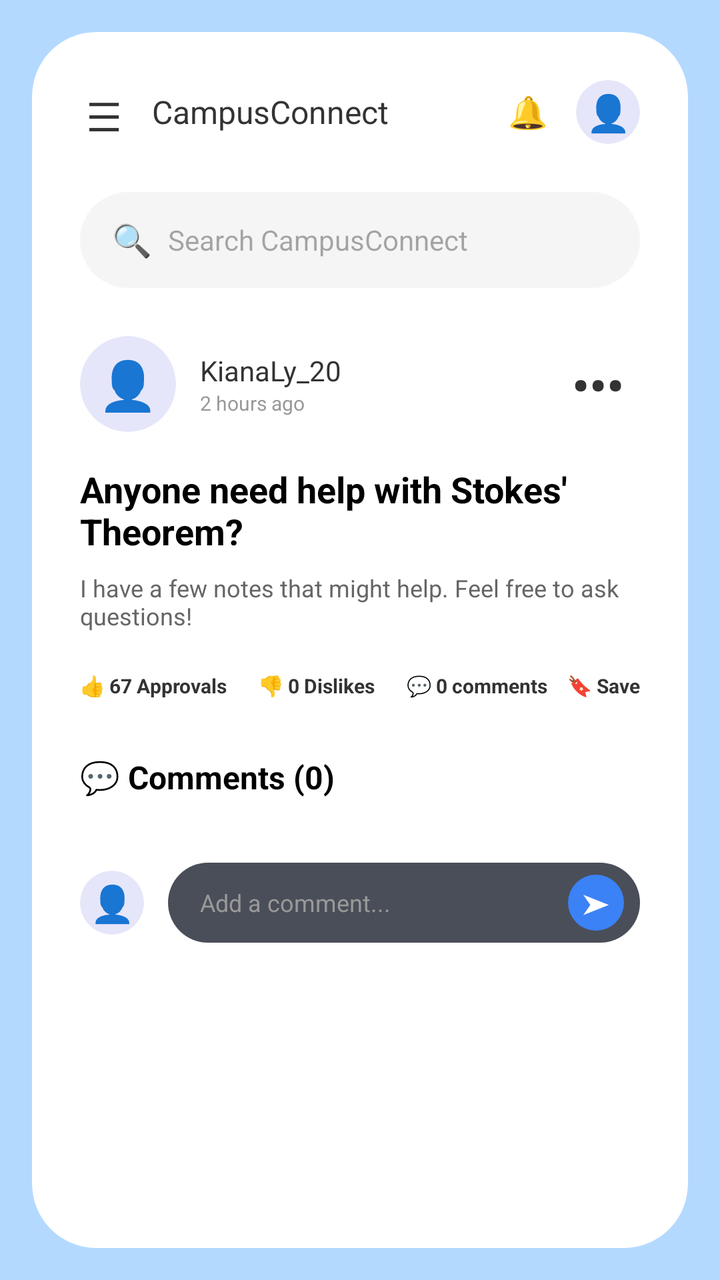
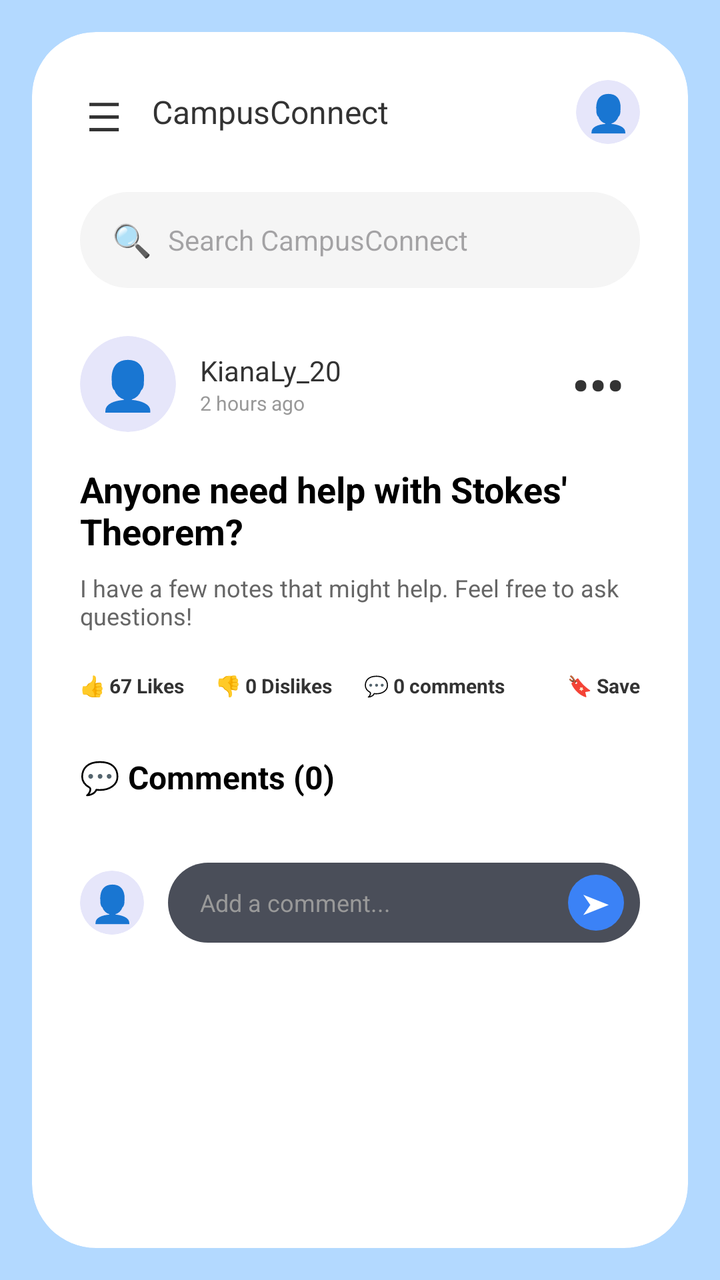

Before-and-after screenshots of an Android layout around one commit, followed by the original layout XML and the change that was made.
<!-- AndroidManifest.xml: application theme Theme.CampusConnect -->
<!-- res/layout/activity_post_details.xml -->
<?xml version="1.0" encoding="utf-8"?>
<androidx.constraintlayout.widget.ConstraintLayout xmlns:android="http://schemas.android.com/apk/res/android"
    xmlns:app="http://schemas.android.com/apk/res-auto"
    android:layout_width="match_parent"
    android:layout_height="match_parent"
    android:background="#B3D9FF">

    <androidx.cardview.widget.CardView
        android:layout_width="0dp"
        android:layout_height="0dp"
        android:layout_margin="16dp"
        app:cardBackgroundColor="#FFFFFF"
        app:cardCornerRadius="32dp"
        app:cardElevation="0dp"
        app:layout_constraintBottom_toBottomOf="parent"
        app:layout_constraintEnd_toEndOf="parent"
        app:layout_constraintStart_toStartOf="parent"
        app:layout_constraintTop_toTopOf="parent">

        <ScrollView
            android:layout_width="match_parent"
            android:layout_height="match_parent"
            android:scrollbars="none">

            <LinearLayout
                android:layout_width="match_parent"
                android:layout_height="wrap_content"
                android:orientation="vertical"
                android:paddingTop="24dp"
                android:paddingBottom="24dp">

                
                <LinearLayout
                    android:layout_width="match_parent"
                    android:layout_height="wrap_content"
                    android:gravity="center_vertical"
                    android:orientation="horizontal"
                    android:paddingStart="24dp"
                    android:paddingEnd="24dp">

                    <TextView
                        android:layout_width="24dp"
                        android:layout_height="24dp"
                        android:text="☰"
                        android:textSize="20sp"
                        android:textColor="#333"
                        android:gravity="center" />

                    <TextView
                        android:layout_width="wrap_content"
                        android:layout_height="wrap_content"
                        android:layout_marginStart="12dp"
                        android:text="CampusConnect"
                        android:textColor="#333333"
                        android:textSize="16sp" />

                    <View
                        android:layout_width="0dp"
                        android:layout_height="0dp"
                        android:layout_weight="1" />

                    <TextView
                        android:layout_width="24dp"
                        android:layout_height="24dp"
                        android:text="🔔"
                        android:textSize="16sp"
                        android:gravity="center" />

                    <androidx.cardview.widget.CardView
                        android:id="@+id/profileIconBtn"
                        android:layout_width="32dp"
                        android:layout_height="32dp"
                        android:layout_marginStart="12dp"
                        android:clickable="true"
                        android:focusable="true"
                        app:cardBackgroundColor="#E6E6FA"
                        app:cardCornerRadius="16dp"
                        app:cardElevation="0dp">
                        <ImageView
                            android:id="@+id/headerAvatarImage"
                            android:layout_width="match_parent"
                            android:layout_height="match_parent"
                            android:scaleType="centerCrop"
                            android:visibility="gone"
                            android:contentDescription="Avatar" />

                        <TextView
                            android:id="@+id/headerAvatarText"
                            android:layout_width="match_parent"
                            android:layout_height="match_parent"
                            android:gravity="center"
                            android:text="👤"
                            android:textColor="#8A2BE2"
                            android:textSize="18sp" />
                    </androidx.cardview.widget.CardView>
                </LinearLayout>

                
                <LinearLayout
                    android:layout_width="match_parent"
                    android:layout_height="48dp"
                    android:layout_marginTop="24dp"
                    android:layout_marginStart="24dp"
                    android:layout_marginEnd="24dp"
                    android:background="@drawable/search_bg"
                    android:gravity="center_vertical"
                    android:paddingStart="16dp"
                    android:paddingEnd="16dp">

                    <TextView
                        android:layout_width="wrap_content"
                        android:layout_height="wrap_content"
                        android:text="🔍"
                        android:textSize="16sp" />

                    <EditText
                        android:layout_width="match_parent"
                        android:layout_height="wrap_content"
                        android:layout_marginStart="8dp"
                        android:background="@null"
                        android:hint="Search CampusConnect"
                        android:textSize="14sp" />
                </LinearLayout>

                
                <LinearLayout
                    android:layout_width="match_parent"
                    android:layout_height="wrap_content"
                    android:layout_marginTop="24dp"
                    android:gravity="center_vertical"
                    android:orientation="horizontal"
                    android:paddingStart="24dp"
                    android:paddingEnd="24dp">

                    <androidx.cardview.widget.CardView
                        android:layout_width="48dp"
                        android:layout_height="48dp"
                        app:cardBackgroundColor="#E6E6FA"
                        app:cardCornerRadius="24dp"
                        app:cardElevation="0dp">

                        <ImageView
                            android:id="@+id/detailAvatarImage"
                            android:layout_width="match_parent"
                            android:layout_height="match_parent"
                            android:scaleType="centerCrop"
                            android:visibility="gone"
                            android:contentDescription="Avatar" />

                        <TextView
                            android:id="@+id/detailAvatarText"
                            android:layout_width="match_parent"
                            android:layout_height="match_parent"
                            android:gravity="center"
                            android:text="👤"
                            android:textColor="#483D8B"
                            android:textSize="24sp" />
                    </androidx.cardview.widget.CardView>

                    <LinearLayout
                        android:layout_width="0dp"
                        android:layout_height="wrap_content"
                        android:layout_marginStart="12dp"
                        android:layout_weight="1"
                        android:orientation="vertical">
                        <TextView
                            android:id="@+id/detailAuthorName"
                            android:layout_width="wrap_content"
                            android:layout_height="wrap_content"
                            android:text="KianaLy_20"
                            android:textColor="#333333"
                            android:textSize="14sp" />
                        <TextView
                            android:id="@+id/detailTimestamp"
                            android:layout_width="wrap_content"
                            android:layout_height="wrap_content"
                            android:text="2 hours ago"
                            android:textColor="#999999"
                            android:textSize="10sp" />
                    </LinearLayout>

                    <TextView
                        android:id="@+id/postOptionsBtn"
                        android:layout_width="wrap_content"
                        android:layout_height="wrap_content"
                        android:padding="8dp"
                        android:clickable="true"
                        android:focusable="true"
                        android:onClick="showPostOptions"
                        android:text="•••"
                        android:textColor="#333333"
                        android:textSize="24sp"
                        android:textStyle="bold" />
                </LinearLayout>

                
                <TextView
                    android:id="@+id/detailTitle"
                    android:layout_width="match_parent"
                    android:layout_height="wrap_content"
                    android:layout_marginTop="16dp"
                    android:paddingStart="24dp"
                    android:paddingEnd="24dp"
                    android:text="Anyone need help with Stokes' Theorem?"
                    android:textColor="#000000"
                    android:textStyle="bold"
                    android:textSize="18sp" />

                <TextView
                    android:id="@+id/detailContent"
                    android:layout_width="match_parent"
                    android:layout_height="wrap_content"
                    android:layout_marginTop="8dp"
                    android:paddingStart="24dp"
                    android:paddingEnd="24dp"
                    android:text="I have a few notes that might help. Feel free to ask questions!"
                    android:textColor="#666666"
                    android:textSize="12sp" />

                <TextView
                    android:id="@+id/detailAttachment"
                    android:layout_width="match_parent"
                    android:layout_height="wrap_content"
                    android:layout_marginStart="24dp"
                    android:layout_marginTop="12dp"
                    android:layout_marginEnd="24dp"
                    android:background="#EAF3FF"
                    android:clickable="true"
                    android:focusable="true"
                    android:padding="12dp"
                    android:textColor="#1769AA"
                    android:textSize="12sp"
                    android:textStyle="bold"
                    android:visibility="gone" />

                
                <androidx.cardview.widget.CardView
                    android:id="@+id/detailImageContainer"
                    android:layout_width="match_parent"
                    android:layout_height="200dp"
                    android:layout_marginTop="16dp"
                    android:layout_marginStart="24dp"
                    android:layout_marginEnd="24dp"
                    android:visibility="gone"
                    app:cardBackgroundColor="#E0E0E0"
                    app:cardCornerRadius="24dp"
                    app:cardElevation="0dp">
                    <ImageView
                        android:id="@+id/detailImagePlaceholder"
                        android:layout_width="match_parent"
                        android:layout_height="match_parent"
                        android:padding="24dp"
                        android:src="@android:drawable/ic_menu_gallery"
                        android:visibility="gone"
                        android:scaleType="centerCrop" />
                </androidx.cardview.widget.CardView>

                
                <LinearLayout
                    android:layout_width="match_parent"
                    android:layout_height="wrap_content"
                    android:orientation="horizontal"
                    android:paddingTop="20dp"
                    android:paddingBottom="12dp"
                    android:paddingStart="24dp"
                    android:paddingEnd="24dp"
                    android:gravity="center_vertical">

                    <TextView
                        android:id="@+id/detailApprovals"
                        android:layout_width="wrap_content"
                        android:layout_height="wrap_content"
                        android:text="👍 67 Approvals"
                        android:textColor="#333"
                        android:textSize="10sp"
                        android:textStyle="bold" />

                    <TextView
                        android:id="@+id/detailDislikes"
                        android:layout_width="wrap_content"
                        android:layout_height="wrap_content"
                        android:layout_marginStart="16dp"
                        android:clickable="true"
                        android:focusable="true"
                        android:text="👎 0 Dislikes"
                        android:textColor="#333"
                        android:textSize="10sp"
                        android:textStyle="bold" />

                    <TextView
                        android:id="@+id/detailCommentsCount"
                        android:layout_width="wrap_content"
                        android:layout_height="wrap_content"
                        android:layout_marginStart="16dp"
                        android:text="💬 0 comments"
                        android:textColor="#333"
                        android:textSize="10sp"
                        android:textStyle="bold" />

                    <View
                        android:layout_width="0dp"
                        android:layout_height="0dp"
                        android:layout_weight="1" />

                    <TextView
                        android:id="@+id/savePostButton"
                        android:layout_width="wrap_content"
                        android:layout_height="wrap_content"
                        android:clickable="true"
                        android:focusable="true"
                        android:text="🔖 Save"
                        android:textColor="#333"
                        android:textSize="10sp"
                        android:textStyle="bold" />
                </LinearLayout>

                
                <TextView
                    android:id="@+id/commentsTitleText"
                    android:layout_width="match_parent"
                    android:layout_height="wrap_content"
                    android:layout_marginTop="16dp"
                    android:paddingStart="24dp"
                    android:paddingEnd="24dp"
                    android:text="💬 Comments (0)"
                    android:textColor="#000000"
                    android:textStyle="bold"
                    android:textSize="16sp" />

                
                <LinearLayout
                    android:id="@+id/commentsContainer"
                    android:layout_width="match_parent"
                    android:layout_height="wrap_content"
                    android:orientation="vertical" />

                
                <LinearLayout
                    android:layout_width="match_parent"
                    android:layout_height="wrap_content"
                    android:layout_marginTop="32dp"
                    android:gravity="center_vertical"
                    android:orientation="horizontal"
                    android:paddingStart="24dp"
                    android:paddingEnd="24dp">

                    <androidx.cardview.widget.CardView
                        android:layout_width="32dp"
                        android:layout_height="32dp"
                        app:cardBackgroundColor="#E6E6FA"
                        app:cardCornerRadius="16dp"
                        app:cardElevation="0dp">

                        <ImageView
                            android:id="@+id/commentBoxAvatarImage"
                            android:layout_width="match_parent"
                            android:layout_height="match_parent"
                            android:scaleType="centerCrop"
                            android:visibility="gone"
                            android:contentDescription="Avatar" />

                        <TextView
                            android:id="@+id/commentBoxAvatarText"
                            android:layout_width="match_parent"
                            android:layout_height="match_parent"
                            android:gravity="center"
                            android:text="👤"
                            android:textColor="#8A2BE2"
                            android:textSize="18sp" />
                    </androidx.cardview.widget.CardView>

                    <LinearLayout
                        android:layout_width="0dp"
                        android:layout_height="40dp"
                        android:layout_marginStart="12dp"
                        android:layout_weight="1"
                        android:background="@drawable/comment_bubble_dark_bg"
                        android:gravity="center_vertical"
                        android:paddingStart="16dp"
                        android:paddingEnd="8dp">

                        <EditText
                            android:id="@+id/commentInput"
                            android:layout_width="0dp"
                            android:layout_height="wrap_content"
                            android:layout_weight="1"
                            android:background="@null"
                            android:hint="Add a comment..."
                            android:textColorHint="#999999"
                            android:textColor="#FFFFFF"
                            android:textSize="12sp" />

                        <FrameLayout
                            android:id="@+id/btnSendComment"
                            android:layout_width="28dp"
                            android:layout_height="28dp"
                            android:background="@drawable/circle_blue_bg"
                            android:clickable="true"
                            android:focusable="true">
                            <TextView
                                android:layout_width="match_parent"
                                android:layout_height="match_parent"
                                android:text="➤"
                                android:gravity="center"
                                android:textColor="#FFFFFF"
                                android:textSize="14sp" />
                        </FrameLayout>
                    </LinearLayout>
                </LinearLayout>
            </LinearLayout>
        </ScrollView>
    </androidx.cardview.widget.CardView>

</androidx.constraintlayout.widget.ConstraintLayout>
<!-- resources referenced by this layout -->
<resources>
  <!-- drawable circle_blue_bg (drawable) -->
  <?xml version="1.0" encoding="utf-8"?>
  <shape xmlns:android="http://schemas.android.com/apk/res/android" android:shape="oval">
      <solid android:color="#3B82F6" />
  </shape>
  <!-- drawable comment_bubble_dark_bg (drawable) -->
  <?xml version="1.0" encoding="utf-8"?>
  <shape xmlns:android="http://schemas.android.com/apk/res/android">
      <solid android:color="#4A4E59" />
      <corners android:radius="20dp" />
  </shape>
  <!-- drawable search_bg (drawable) -->
  <?xml version="1.0" encoding="utf-8"?>
  <shape xmlns:android="http://schemas.android.com/apk/res/android">
      <solid android:color="#F5F5F5" />
      <corners android:radius="24dp" />
  </shape>
  <style name="Theme.CampusConnect" parent="Base.Theme.CampusConnect" />
  <style name="Base.Theme.CampusConnect" parent="Theme.Material3.DayNight.NoActionBar">
          
          
      </style>
</resources>

<!-- the commit's change to res/layout/activity_post_details.xml (unified diff, before → after) -->
@@ -58,13 +58,6 @@
                         android:layout_width="0dp"
                         android:layout_height="0dp"
                         android:layout_weight="1" />
-
-                    <TextView
-                        android:layout_width="24dp"
-                        android:layout_height="24dp"
-                        android:text="🔔"
-                        android:textSize="16sp"
-                        android:gravity="center" />
 
                     <androidx.cardview.widget.CardView
                         android:id="@+id/profileIconBtn"
@@ -270,7 +263,7 @@
                         android:id="@+id/detailApprovals"
                         android:layout_width="wrap_content"
                         android:layout_height="wrap_content"
-                        android:text="👍 67 Approvals"
+                        android:text="👍 67 Likes"
                         android:textColor="#333"
                         android:textSize="10sp"
                         android:textStyle="bold" />
